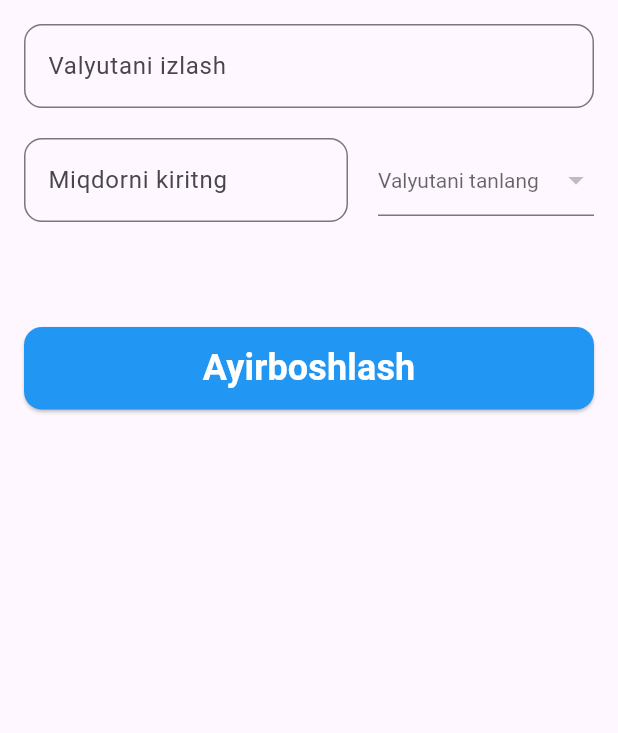
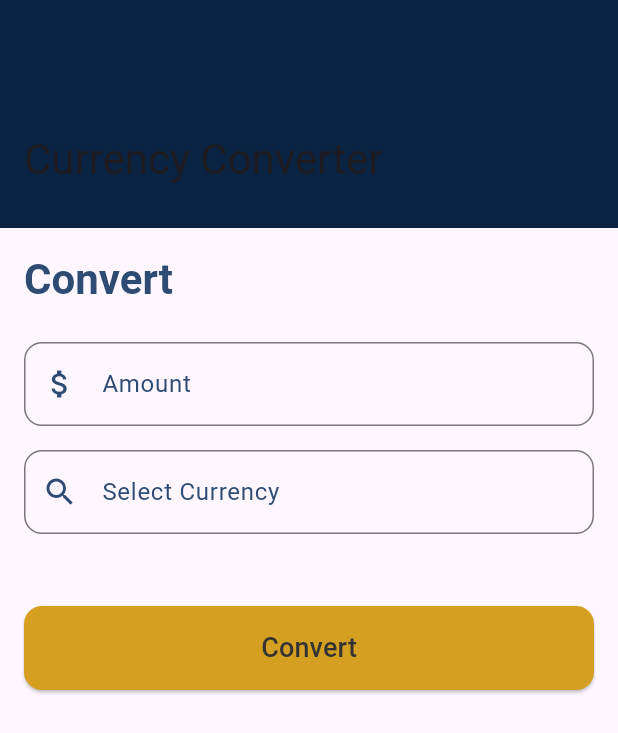
Before and after one commit to TojiddinovMuhammadabdullox/finance_app_uzb, a Flutter app: the CurrencyConverter widget shown alone on an empty page, opened directly with empty values, on a phone screen of 412 x 824 dp. Shown: the top 733 px of the screen. Run offline on Flutter 3.47's test engine with Material 3 defaults, Android fonts, the phone set to English and light mode, and no system bars; our stand-ins replace equatable, flutter_bloc, rxdart; network calls fail.

Commit message:
ui changed

```diff
--- /dev/null
+++ b/lib/screens/converter.dart
@@ -0,0 +1,221 @@
+import 'package:finance_app/models/currency.dart';
+import 'package:finance_app/screens/home_screen.dart';
+import 'package:flutter/material.dart';
+
+class CurrencyConverter extends StatefulWidget {
+  final List<Currency> currencies;
+
+  const CurrencyConverter({super.key, required this.currencies});
+
+  @override
+  _CurrencyConverterState createState() => _CurrencyConverterState();
+}
+
+class _CurrencyConverterState extends State<CurrencyConverter> {
+  String? _selectedCurrency;
+  double _inputAmount = 1.0;
+  double? _convertedAmount;
+  final TextEditingController _searchController = TextEditingController();
+  List<Currency> _filteredCurrencies = [];
+
+  @override
+  void initState() {
+    super.initState();
+    _filteredCurrencies = widget.currencies;
+  }
+
+  void _convertCurrency() {
+    if (_selectedCurrency == null) {
+      ScaffoldMessenger.of(context).showSnackBar(
+        const SnackBar(
+          content: Text("Please select a currency"),
+          backgroundColor: BusinessColors.secondaryBlue,
+        ),
+      );
+      return;
+    }
+
+    final selectedCurrencyRate = widget.currencies
+        .firstWhere((currency) => currency.code == _selectedCurrency)
+        .rate;
+
+    setState(() {
+      _convertedAmount = _inputAmount * selectedCurrencyRate;
+    });
+  }
+
+  String _formatConvertedAmount(double amount) {
+    return amount.toStringAsFixed(2);
+  }
+
+  void _filterCurrencies(String query) {
+    setState(() {
+      if (query.isEmpty) {
+        _filteredCurrencies = widget.currencies;
+      } else {
+        _filteredCurrencies = widget.currencies
+            .where((currency) =>
+                currency.code.toLowerCase().contains(query.toLowerCase()))
+            .toList();
+      }
+    });
+  }
+
+  @override
+  Widget build(BuildContext context) {
+    final theme = Theme.of(context);
+
+    return CustomScrollView(
+      slivers: [
+        const SliverAppBar.large(
+          floating: true,
+          pinned: true,
+          title: Text("Currency Converter"),
+          backgroundColor: BusinessColors.primaryBlue,
+        ),
+        SliverToBoxAdapter(
+          child: Padding(
+            padding: const EdgeInsets.all(16.0),
+            child: Column(
+              crossAxisAlignment: CrossAxisAlignment.start,
+              children: [
+                Text(
+                  "Convert",
+                  style: theme.textTheme.headlineMedium?.copyWith(
+                    color: BusinessColors.secondaryBlue,
+                    fontWeight: FontWeight.bold,
+                  ),
+                ),
+                const SizedBox(height: 24),
+                TextField(
+                  decoration: InputDecoration(
+                    labelText: "Amount",
+                    labelStyle:
+                        const TextStyle(color: BusinessColors.secondaryBlue),
+                    border: OutlineInputBorder(
+                      borderRadius: BorderRadius.circular(12),
+                      borderSide:
+                          const BorderSide(color: BusinessColors.secondaryBlue),
+                    ),
+                    focusedBorder: OutlineInputBorder(
+                      borderRadius: BorderRadius.circular(12),
+                      borderSide: const BorderSide(
+                          color: BusinessColors.accentGold, width: 2),
+                    ),
+                    prefixIcon: const Icon(Icons.attach_money,
+                        color: BusinessColors.secondaryBlue),
+                  ),
+                  keyboardType: TextInputType.number,
+                  onChanged: (value) {
+                    setState(() {
+                      _inputAmount = double.tryParse(value) ?? 1.0;
+                    });
+                  },
+                ),
+                const SizedBox(height: 16),
+                TextField(
+                  controller: _searchController,
+                  decoration: InputDecoration(
+                    labelText: "Select Currency",
+                    labelStyle:
+                        const TextStyle(color: BusinessColors.secondaryBlue),
+                    border: OutlineInputBorder(
+                      borderRadius: BorderRadius.circular(12),
+                      borderSide:
+                          const BorderSide(color: BusinessColors.secondaryBlue),
+                    ),
+                    focusedBorder: OutlineInputBorder(
+                      borderRadius: BorderRadius.circular(12),
+                      borderSide: const BorderSide(
+                          color: BusinessColors.accentGold, width: 2),
+                    ),
+                    prefixIcon: const Icon(Icons.search,
+                        color: BusinessColors.secondaryBlue),
+                  ),
+                  onChanged: _filterCurrencies,
+                ),
+                if (_filteredCurrencies.isNotEmpty)
+                  Container(
+                    height: 200,
+                    decoration: BoxDecoration(
+                      border: Border.all(color: BusinessColors.secondaryBlue),
+                      borderRadius: BorderRadius.circular(12),
+                    ),
+                    child: ListView.builder(
+                      itemCount: _filteredCurrencies.length,
+                      itemBuilder: (context, index) {
+                        return ListTile(
+                          leading: const Icon(Icons.monetization_on,
+                              color: BusinessColors.accentGold),
+                          title: Text(_filteredCurrencies[index].code),
+                          onTap: () {
+                            setState(() {
+                              _selectedCurrency =
+                                  _filteredCurrencies[index].code;
+                            });
+                            _searchController.clear();
+                            _filteredCurrencies = [];
+                            _convertCurrency();
+                          },
+                        );
+                      },
+                    ),
+                  ),
+                const SizedBox(height: 24),
+                if (_convertedAmount != null)
+                  Card(
+                    elevation: 4,
+                    shape: RoundedRectangleBorder(
+                      borderRadius: BorderRadius.circular(16),
+                    ),
+                    color: BusinessColors.primaryBlue,
+                    child: Padding(
+                      padding: const EdgeInsets.all(16.0),
+                      child: Column(
+                        crossAxisAlignment: CrossAxisAlignment.start,
+                        children: [
+                          Text(
+                            "Converted Amount",
+                            style: theme.textTheme.titleMedium?.copyWith(
+                              color: BusinessColors.textLight,
+                            ),
+                          ),
+                          const SizedBox(height: 8),
+                          Text(
+                            "${_formatConvertedAmount(_convertedAmount!)} UZS",
+                            style: theme.textTheme.headlineMedium?.copyWith(
+                              color: BusinessColors.accentGold,
+                              fontWeight: FontWeight.bold,
+                            ),
+                          ),
+                        ],
+                      ),
+                    ),
+                  ),
+                const SizedBox(height: 24),
+                SizedBox(
+                  width: double.infinity,
+                  height: 56,
+                  child: ElevatedButton(
+                    style: ElevatedButton.styleFrom(
+                      backgroundColor: BusinessColors.accentGold,
+                      shape: RoundedRectangleBorder(
+                        borderRadius: BorderRadius.circular(12),
+                      ),
+                    ),
+                    onPressed: _convertCurrency,
+                    child: const Text(
+                      "Convert",
+                      style: TextStyle(
+                          fontSize: 18, color: BusinessColors.textDark),
+                    ),
+                  ),
+                ),
+              ],
+            ),
+          ),
+        ),
+      ],
+    );
+  }
+}
--- a/lib/screens/home_screen.dart
+++ b/lib/screens/home_screen.dart
@@ -1,3 +1,4 @@
+import 'package:finance_app/screens/converter.dart';
 import 'package:flutter/material.dart';
 import 'package:flutter_bloc/flutter_bloc.dart';
 import '../bloc/currency_bloc.dart';
@@ -5,19 +6,42 @@ import '../bloc/currency_event.dart';
 import '../bloc/currency_state.dart';
 import '../models/currency.dart';
 
+// Define a custom color scheme
+class BusinessColors {
+  static const Color primaryBlue = Color(0xFF0A2342);
+  static const Color secondaryBlue = Color(0xFF2D4B73);
+  static const Color accentGold = Color(0xFFD5A021);
+  static const Color backgroundGrey = Color(0xFFF0F2F5);
+  static const Color textDark = Color(0xFF333333);
+  static const Color textLight = Color(0xFFFFFFFF);
+}
+
 class HomeScreen extends StatelessWidget {
   const HomeScreen({super.key});
 
   @override
   Widget build(BuildContext context) {
-    return Scaffold(
-      appBar: AppBar(
-        title: const Text(
-          "Finance",
-          style: TextStyle(fontWeight: FontWeight.bold, fontSize: 24),
+    return Theme(
+      data: ThemeData.light().copyWith(
+        primaryColor: BusinessColors.primaryBlue,
+        scaffoldBackgroundColor: BusinessColors.backgroundGrey,
+        appBarTheme: const AppBarTheme(
+          backgroundColor: BusinessColors.primaryBlue,
+          foregroundColor: BusinessColors.textLight,
         ),
-        centerTitle: true,
+        colorScheme: const ColorScheme.light(
+          primary: BusinessColors.primaryBlue,
+          secondary: BusinessColors.secondaryBlue,
+          onPrimary: BusinessColors.textLight,
+          onSecondary: BusinessColors.textLight,
         ),
+        textTheme: const TextTheme(
+          headlineMedium: TextStyle(color: BusinessColors.textDark),
+          titleMedium: TextStyle(color: BusinessColors.textDark),
+          bodyMedium: TextStyle(color: BusinessColors.textDark),
+        ),
+      ),
+      child: Scaffold(
         body: BlocBuilder<CurrencyBloc, CurrencyState>(
           builder: (context, state) {
             if (state is CurrencyInitial) {
@@ -25,7 +49,8 @@ class HomeScreen extends StatelessWidget {
               return const Center(child: CircularProgressIndicator());
             } else if (state is CurrencyLoading) {
               return const Center(child: CircularProgressIndicator());
-          } else if (state is CurrencyLoaded || state is CurrencySearchLoaded) {
+            } else if (state is CurrencyLoaded ||
+                state is CurrencySearchLoaded) {
               return CurrencyConverter(currencies: state.currencies);
             } else if (state is CurrencyError) {
               return Center(child: Text(state.message));
@@ -34,176 +59,6 @@ class HomeScreen extends StatelessWidget {
             }
           },
         ),
-    );
-  }
-}
-
-class CurrencyConverter extends StatefulWidget {
-  final List<Currency> currencies;
-
-  const CurrencyConverter({super.key, required this.currencies});
-
-  @override
-  _CurrencyConverterState createState() => _CurrencyConverterState();
-}
-
-class _CurrencyConverterState extends State<CurrencyConverter> {
-  String? _selectedCurrency;
-  double _inputAmount = 1.0;
-  double? _convertedAmount;
-  final TextEditingController _searchController = TextEditingController();
-  List<Currency> _filteredCurrencies = [];
-
-  @override
-  void initState() {
-    super.initState();
-    _filteredCurrencies = widget.currencies;
-  }
-
-  void _convertCurrency() {
-    if (_selectedCurrency == null) {
-      ScaffoldMessenger.of(context).showSnackBar(
-        const SnackBar(content: Text("Valyutani tanlang")),
-      );
-      return;
-    }
-
-    final selectedCurrencyRate = widget.currencies
-        .firstWhere((currency) => currency.code == _selectedCurrency)
-        .rate;
-
-    setState(() {
-      _convertedAmount = _inputAmount * selectedCurrencyRate;
-    });
-  }
-
-  String _formatConvertedAmount(double amount) {
-    String amountStr = amount.toStringAsFixed(4);
-    return amountStr;
-  }
-
-  void _filterCurrencies(String query) {
-    setState(() {
-      if (query.isEmpty) {
-        _filteredCurrencies = widget.currencies;
-      } else {
-        _filteredCurrencies = widget.currencies
-            .where((currency) =>
-                currency.code.toLowerCase().contains(query.toLowerCase()))
-            .toList();
-      }
-    });
-  }
-
-  @override
-  Widget build(BuildContext context) {
-    return Padding(
-      padding: const EdgeInsets.all(16.0),
-      child: Column(
-        children: [
-          TextField(
-            controller: _searchController,
-            decoration: const InputDecoration(
-              labelText: "Valyutani izlash",
-              border: OutlineInputBorder(
-                borderRadius: BorderRadius.all(
-                  Radius.circular(12),
-                ),
-              ),
-            ),
-            onChanged: _filterCurrencies,
-          ),
-          if (_filteredCurrencies.isNotEmpty)
-            SizedBox(
-              height: 150,
-              child: ListView.builder(
-                itemCount: _filteredCurrencies.length,
-                itemBuilder: (context, index) {
-                  return ListTile(
-                    title: Text(_filteredCurrencies[index].code),
-                    onTap: () {
-                      setState(() {
-                        _selectedCurrency = _filteredCurrencies[index].code;
-                      });
-                      _searchController.clear();
-                      _filteredCurrencies = [];
-                      _convertCurrency();
-                    },
-                  );
-                },
-              ),
-            ),
-          const SizedBox(height: 20),
-          Row(
-            children: [
-              Expanded(
-                flex: 3,
-                child: TextField(
-                  decoration: const InputDecoration(
-                    labelText: "Miqdorni kiritng",
-                    border: OutlineInputBorder(
-                      borderRadius: BorderRadius.all(
-                        Radius.circular(12),
-                      ),
-                    ),
-                  ),
-                  keyboardType: TextInputType.number,
-                  onChanged: (value) {
-                    setState(() {
-                      _inputAmount = double.tryParse(value) ?? 1.0;
-                    });
-                  },
-                ),
-              ),
-              const SizedBox(width: 20),
-              Expanded(
-                flex: 2,
-                child: DropdownButtonFormField<String>(
-                  style: const TextStyle(color: Colors.blue),
-                  value: _selectedCurrency,
-                  hint: const Text("Valyutani tanlang"),
-                  onChanged: (value) {
-                    setState(() {
-                      _selectedCurrency = value;
-                    });
-                  },
-                  items: widget.currencies
-                      .map((currency) => DropdownMenuItem(
-                            value: currency.code,
-                            child: Text(currency.code),
-                          ))
-                      .toList(),
-                ),
-              ),
-            ],
-          ),
-          const SizedBox(height: 20),
-          if (_convertedAmount != null)
-            Text(
-              "${_formatConvertedAmount(_convertedAmount!)} UZS",
-              style: const TextStyle(fontSize: 20, color: Colors.blue),
-            ),
-          const SizedBox(height: 50),
-          SizedBox(
-            width: double.infinity,
-            height: 55,
-            child: ElevatedButton(
-              style: ElevatedButton.styleFrom(
-                  backgroundColor: Colors.blue,
-                  shape: RoundedRectangleBorder(
-                    borderRadius: BorderRadius.circular(12),
-                  )),
-              onPressed: _convertCurrency,
-              child: const Text(
-                "Ayirboshlash",
-                style: TextStyle(
-                    fontWeight: FontWeight.bold,
-                    color: Colors.white,
-                    fontSize: 24),
-              ),
-            ),
-          ),
-        ],
       ),
     );
   }
```
Lines whose indentation alone changed are shown as unchanged.
